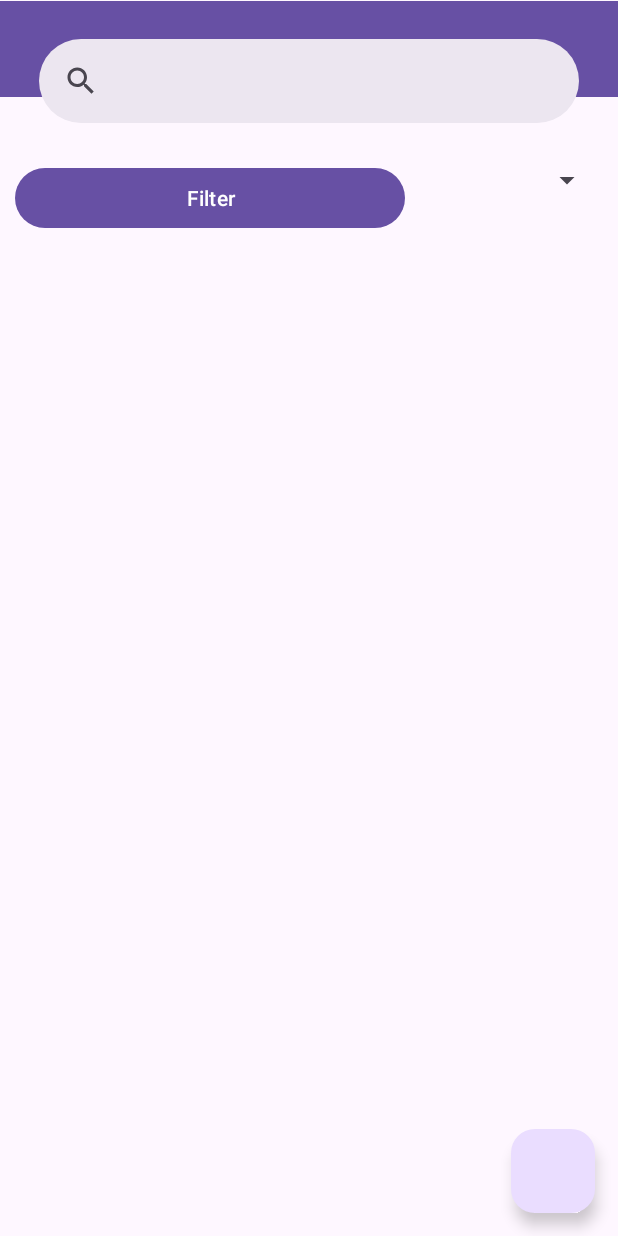
After one commit to kzi-nastava/ma-project-event-planner-siit-2024-team-25, an Android app: the layout activity_home_base.xml on its own in the app's theme, with its tools: preview values and no code run, on a phone screen of 412 x 824 dp. The commit adds this screen. Run offline under Robolectric (Android 15) with nearby library versions, the phone set to English and light mode, and no system bars.

Commit message:
[ADD] Core top events layout for home page

```diff
--- /dev/null
+++ b/app/src/main/java/com/team25/event/planner/FragmentTransition.java
@@ -0,0 +1,4 @@
+package com.team25.event.planner;
+
+public class FragmentTransition {
+}
--- /dev/null
+++ b/app/src/main/java/com/team25/event/planner/event/adapters/TopEventsListAdapter.java
@@ -0,0 +1,4 @@
+package com.team25.event.planner.event.adapters;
+
+public class TopEventsListAdapter {
+}
--- /dev/null
+++ b/app/src/main/java/com/team25/event/planner/model/Event.java
@@ -0,0 +1,4 @@
+package com.team25.event.planner.model;
+
+public class Event {
+}
--- /dev/null
+++ b/app/src/main/res/layout/activity_home_base.xml
@@ -0,0 +1,46 @@
+<?xml version="1.0" encoding="utf-8"?>
+<androidx.constraintlayout.widget.ConstraintLayout
+    xmlns:android="http://schemas.android.com/apk/res/android"
+    xmlns:app="http://schemas.android.com/apk/res-auto"
+    xmlns:tools="http://schemas.android.com/tools"
+    android:layout_width="match_parent"
+    android:layout_height="match_parent"
+    tools:context=".MainActivity">
+
+    <!-- AppBarLayout and Toolbar   -->
+    <com.google.android.material.appbar.AppBarLayout
+        android:id="@+id/app_bar"
+        android:layout_width="match_parent"
+        android:layout_height="wrap_content"
+        app:layout_constraintEnd_toEndOf="parent"
+        app:layout_constraintStart_toStartOf="parent"
+        app:layout_constraintTop_toTopOf="parent"
+        app:layout_constraintBottom_toBottomOf="parent"
+        app:layout_constraintVertical_bias="0.001">
+
+        <androidx.appcompat.widget.Toolbar
+            android:id="@+id/toolbar"
+            android:layout_width="match_parent"
+            android:layout_height="?attr/actionBarSize"
+            android:background="?attr/colorPrimary"
+            app:layout_scrollFlags="scroll|enterAlways">
+            <!--            zajedno s sadržajem (scroll) i
+                        uvijek biti vidljiv (enterAlways)-->
+
+        </androidx.appcompat.widget.Toolbar>
+
+    </com.google.android.material.appbar.AppBarLayout>
+
+    <include layout="@layout/fragment_home_page_base" />
+
+    <com.google.android.material.floatingactionbutton.FloatingActionButton
+        android:id="@+id/floating_action_button"
+        android:layout_width="wrap_content"
+        android:layout_height="wrap_content"
+        app:layout_constraintBottom_toBottomOf="parent"
+        app:layout_constraintEnd_toEndOf="parent"
+        android:layout_marginEnd="15dp"
+        android:layout_marginBottom="15dp"
+        android:clickable="true"
+        tools:ignore="ImageContrastCheck" />
+</androidx.constraintlayout.widget.ConstraintLayout>
--- /dev/null
+++ b/app/src/main/res/layout/fragment_home_page_base.xml
@@ -0,0 +1,71 @@
+<?xml version="1.0" encoding="utf-8"?>
+<androidx.constraintlayout.widget.ConstraintLayout
+    xmlns:android="http://schemas.android.com/apk/res/android"
+    xmlns:app="http://schemas.android.com/apk/res-auto"
+    xmlns:tools="http://schemas.android.com/tools"
+    android:layout_width="match_parent"
+    android:layout_height="match_parent"
+    tools:context=".home.HomePageBaseFragment">
+
+    <LinearLayout
+        android:layout_width="match_parent"
+        android:layout_height="match_parent"
+        android:orientation="vertical"
+        tools:context=".fragments.products.ProductsPageFragment"
+        >
+        <LinearLayout
+            android:id="@+id/linear1"
+            android:layout_width="match_parent"
+            android:layout_height="wrap_content"
+            android:orientation="horizontal"
+            android:layout_marginLeft="10dp"
+            android:layout_marginRight="10dp"
+            android:layout_marginTop="10dp">
+
+            <com.google.android.material.search.SearchBar
+                android:id="@+id/search_text"
+                app:queryHint="Search"
+                android:layout_width="match_parent"
+                android:layout_height="match_parent"
+                />
+        </LinearLayout>
+        <LinearLayout
+            android:id="@+id/linear2"
+            android:layout_width="match_parent"
+            android:layout_height="wrap_content"
+            android:orientation="horizontal"
+            android:layout_marginLeft="10dp"
+            android:layout_marginRight="10dp"
+            android:layout_marginTop="10dp"
+            >
+
+            <Button
+                android:id="@+id/btnFilters"
+                android:layout_width="wrap_content"
+                android:layout_height="wrap_content"
+                android:layout_weight="0.7"
+                android:text="Filter"
+                tools:ignore="TextContrastCheck" />
+
+
+            <Spinner
+                android:id="@+id/btnSort"
+                android:layout_width="wrap_content"
+                android:layout_height="wrap_content"
+                android:layout_marginStart="10dp"
+                android:layout_weight="0.3"
+                android:text="Sort"
+                android:contentDescription="Sort"
+                />
+        </LinearLayout>
+
+        <RelativeLayout
+            android:layout_width="match_parent"
+            android:layout_height="match_parent"
+            android:layout_margin="10dp"
+            android:id="@+id/scroll_home_page_container"
+            >
+        </RelativeLayout>
+    </LinearLayout>
+
+</androidx.constraintlayout.widget.ConstraintLayout>
--- /dev/null
+++ b/app/src/main/res/values/dimens.xml
@@ -0,0 +1,4 @@
+<?xml version="1.0" encoding="utf-8"?>
+<resources>
+    <dimen name="text_margin">16dp</dimen>
+</resources>
--- a/app/src/main/res/values/strings.xml
+++ b/app/src/main/res/values/strings.xml
@@ -1,3 +1,5 @@
 <resources>
     <string name="app_name">Event Planner</string>
+    <!-- TODO: Remove or change this placeholder text -->
+    <string name="hello_blank_fragment">Hello blank fragment</string>
 </resources>
```
Also changed, not shown: app/src/main/java/com/team25/event/planner/event/fragments/TopEventsFragment.java (added, +66 -0 lines), app/src/main/java/com/team25/event/planner/event/fragments/TopEventsListFragment.java (added, +70 -0 lines), app/src/main/java/com/team25/event/planner/home/HomePageBaseFragment.java (added, +66 -0 lines), app/src/main/res/drawable/home_page_group_border.xml (added, +12 -0 lines), app/src/main/res/layout/activity_main.xml (+8 -10 lines), app/src/main/res/layout/fragment_top_event_list.xml (added, +17 -0 lines), app/src/main/res/layout/fragment_top_events.xml (added, +25 -0 lines), app/src/main/res/layout/home_page_top_event.xml (added, +76 -0 lines).
